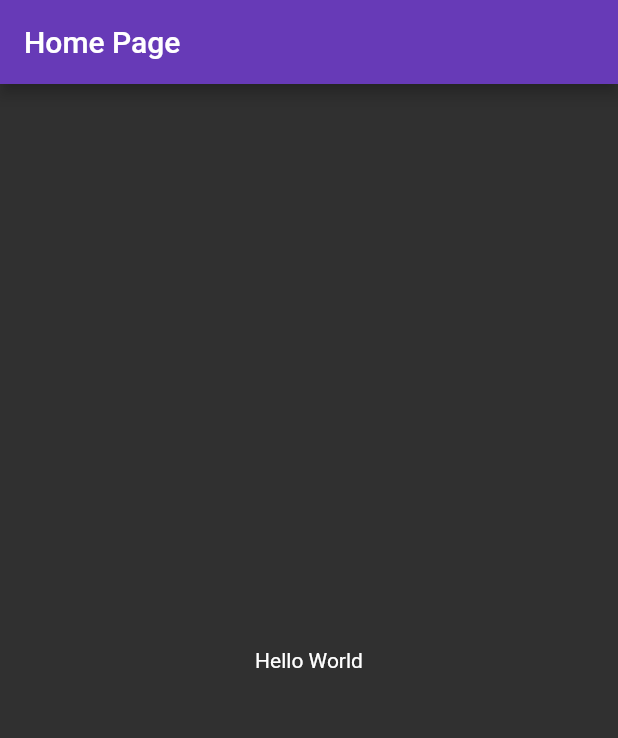
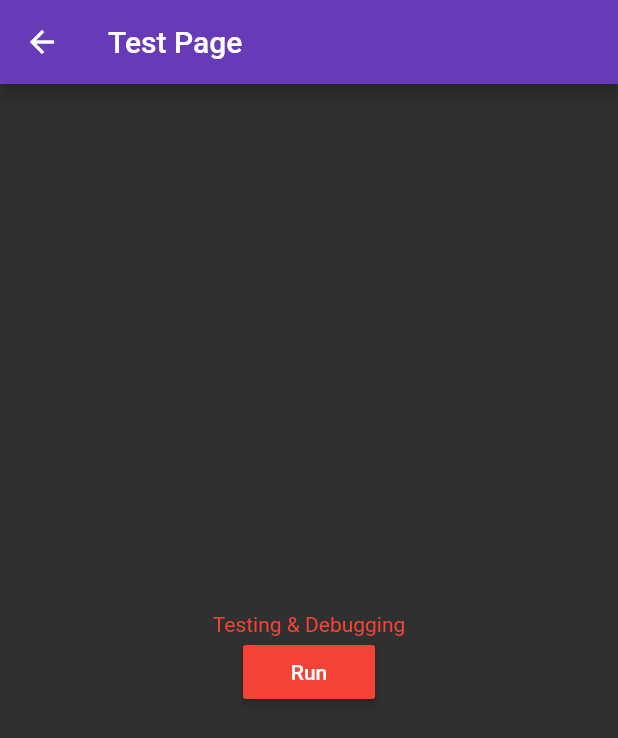
Before and after one commit to Darshil-P/good-game, a Flutter app: the screen it shows after launch, on a phone screen of 412 x 824 dp. Shown: the top 738 px of the screen. Run offline on Flutter 3.47's test engine with Material 2 defaults, Android fonts, the phone set to English and light mode, and no system bars.

Commit message:
Add Test Page

```diff
--- a/lib/main.dart
+++ b/lib/main.dart
@@ -19,7 +19,7 @@ class MyApp extends StatelessWidget {
         ),
         colorScheme: const ColorScheme.dark(),
       ),
-      initialRoute: "/",
+      initialRoute: "/test",
       onGenerateRoute: RouteGenerator.generateRoute,
       // debugShowCheckedModeBanner: false,
     );
--- a/lib/router.dart
+++ b/lib/router.dart
@@ -1,5 +1,6 @@
 import 'package:flutter/material.dart';
 import 'package:goodgame/views/home_page.dart';
+import 'package:goodgame/views/test_page.dart';
 
 class RouteGenerator {
   static Route<dynamic> generateRoute(RouteSettings settings) {
@@ -8,6 +9,8 @@ class RouteGenerator {
     switch (settings.name) {
       case '/':
         return MaterialPageRoute(builder: (_) => const HomePage());
+      case '/test':
+        return MaterialPageRoute(builder: (_) => const TestPage());
       default:
         return _errorRoute(settings.name);
     }
--- /dev/null
+++ b/lib/views/test_page.dart
@@ -0,0 +1,30 @@
+import 'package:flutter/material.dart';
+
+class TestPage extends StatelessWidget {
+  const TestPage({super.key});
+
+  @override
+  Widget build(BuildContext context) {
+    return Scaffold(
+      appBar: AppBar(
+        title: const Text("Test Page"),
+      ),
+      body: Center(
+        child: Column(
+          mainAxisAlignment: MainAxisAlignment.center,
+          children: <Widget>[
+            const Text(
+              "Testing & Debugging",
+              style: TextStyle(color: Colors.red),
+            ),
+            MaterialButton(
+              onPressed: () {},
+              color: Colors.red,
+              child: const Text("Run"),
+            )
+          ],
+        ),
+      ),
+    );
+  }
+}
```
